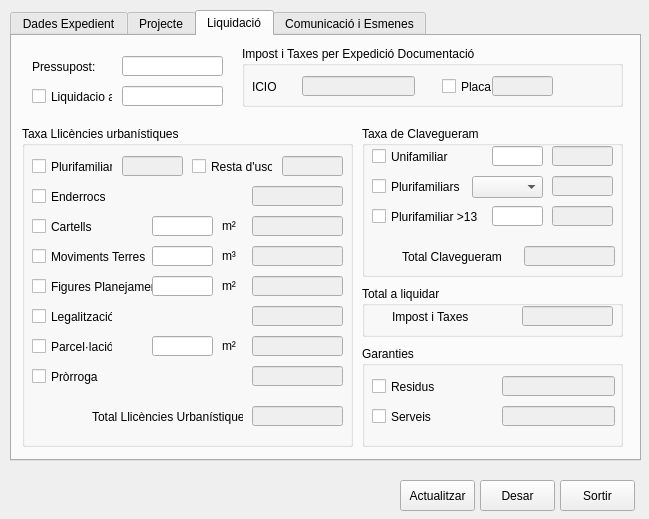
First picture: the form in src/exp_om.ui, repository daviderill/expedients, before the edit.
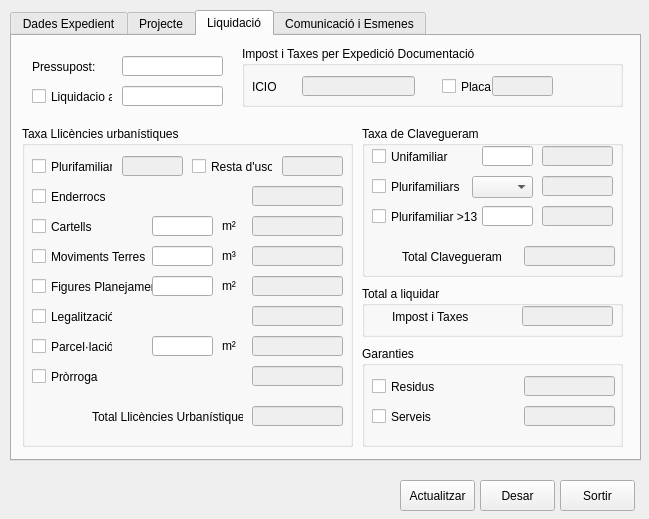
Second picture: the form after the edit.

Commit message: wip tab 'Liquidació'

```diff
--- a/src/exp_om.ui
+++ b/src/exp_om.ui
@@ -1475,9 +1475,9 @@
       </property>
       <property name="geometry">
        <rect>
-        <x>190</x>
+        <x>180</x>
         <y>20</y>
-        <width>61</width>
+        <width>71</width>
         <height>20</height>
        </rect>
       </property>
@@ -1535,7 +1535,7 @@
        <rect>
         <x>110</x>
         <y>50</y>
-        <width>71</width>
+        <width>61</width>
         <height>22</height>
        </rect>
       </property>
@@ -1546,9 +1546,9 @@
       </property>
       <property name="geometry">
        <rect>
-        <x>190</x>
+        <x>180</x>
         <y>80</y>
-        <width>61</width>
+        <width>71</width>
         <height>20</height>
        </rect>
       </property>
@@ -1564,7 +1564,7 @@
        <rect>
         <x>10</x>
         <y>80</y>
-        <width>181</width>
+        <width>111</width>
         <height>21</height>
        </rect>
       </property>
@@ -1668,9 +1668,9 @@
       </property>
       <property name="geometry">
        <rect>
-        <x>190</x>
+        <x>180</x>
         <y>50</y>
-        <width>61</width>
+        <width>71</width>
         <height>20</height>
        </rect>
       </property>
@@ -1684,7 +1684,7 @@
      <widget class="QLineEdit" name="txtClavMesN">
       <property name="geometry">
        <rect>
-        <x>130</x>
+        <x>120</x>
         <y>80</y>
         <width>51</width>
         <height>20</height>
@@ -1700,7 +1700,7 @@
      <widget class="QLineEdit" name="txtClavUniN">
       <property name="geometry">
        <rect>
-        <x>130</x>
+        <x>120</x>
         <y>20</y>
         <width>51</width>
         <height>20</height>
@@ -1880,9 +1880,9 @@
       </property>
       <property name="geometry">
        <rect>
-        <x>140</x>
+        <x>162</x>
         <y>30</y>
-        <width>113</width>
+        <width>91</width>
         <height>20</height>
        </rect>
       </property>
@@ -1912,9 +1912,9 @@
       </property>
       <property name="geometry">
        <rect>
-        <x>140</x>
+        <x>162</x>
         <y>60</y>
-        <width>113</width>
+        <width>91</width>
         <height>20</height>
        </rect>
       </property>
```
Left out of the diff: 34 changed lines with no effect on the pictures. The commit also changes 1 other file.
